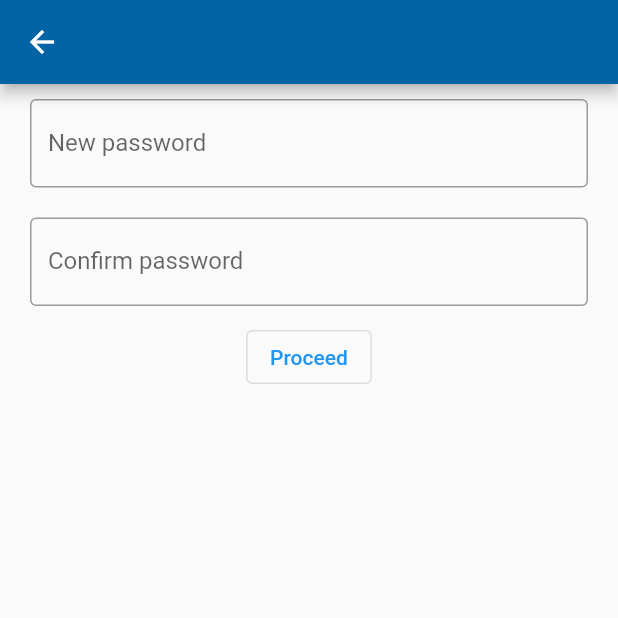
After one commit to srvtechnology/Go-Party-VendorApp, a Flutter app: the ChangePasswordRoute screen opened directly, on a phone screen of 412 x 824 dp, the top half of it. The commit adds this screen. Run offline on Flutter 3.47's test engine with Material 2 defaults, Android fonts, the phone set to English and light mode, and no system bars; our stand-ins replace device_preview, dio, otp_text_field, responsive_sizer, shared_preferences; missing offline and left inert: splash_view; accounts and stored records are empty.

Commit message:
forgot password ui added

```diff
--- a/lib/main.dart
+++ b/lib/main.dart
@@ -9,6 +9,8 @@ import 'package:utsavlife/core/provider/AuthProvider.dart';
 import 'package:utsavlife/routes/homepage.dart';
 import 'package:utsavlife/routes/mainpage.dart';
 import 'package:utsavlife/routes/notifications.dart';
+import 'package:utsavlife/routes/otpPage.dart';
+import 'package:utsavlife/routes/sendotpPage.dart';
 import 'package:utsavlife/routes/signIn.dart';
 import 'package:utsavlife/routes/signUp.dart';
 import 'package:utsavlife/routes/splash.dart';
@@ -37,6 +39,9 @@ void main() {
                 MainPage.routeName:(context)=>const MainPage(),
                 NotificationPage.routeName:(context)=>const NotificationPage(),
                 Homepage.routeName:(context)=>const Homepage(),
+                sendOtpPageRoute.routeName:(context)=>const sendOtpPageRoute(),
+                OtpPageRoute.routeName:(context)=>const OtpPageRoute(),
+
             },
           ),
         ),
--- /dev/null
+++ b/lib/routes/changepassPage.dart
@@ -0,0 +1,51 @@
+
+import 'package:flutter/material.dart';
+import 'package:responsive_sizer/responsive_sizer.dart';
+
+class ChangePasswordRoute extends StatefulWidget {
+  const ChangePasswordRoute({Key? key}) : super(key: key);
+
+  @override
+  State<ChangePasswordRoute> createState() => _ChangePasswordRouteState();
+}
+
+class _ChangePasswordRouteState extends State<ChangePasswordRoute> {
+  TextEditingController _p1 = new TextEditingController();
+  TextEditingController _p2 = new TextEditingController();
+
+  @override
+  Widget build(BuildContext context) {
+    return Scaffold(
+      appBar: AppBar(),
+      body: Container(
+        height: 100.h,
+        width: 100.w,
+        child: Column(
+          children: [
+            InputField("New password", _p1),
+            InputField("Confirm password", _p2),
+            OutlinedButton(onPressed: () {}, child: Text("Proceed"))
+          ],
+        ),
+      ),
+    );
+  }
+
+  Widget InputField(String title, TextEditingController controller,
+      {bool obscureText = false}) {
+    return Container(
+      margin: const EdgeInsets.symmetric(vertical: 10, horizontal: 20),
+      child: TextFormField(
+        obscureText: obscureText,
+        controller: controller,
+        decoration: InputDecoration(
+            labelText: title, border: const OutlineInputBorder()),
+        validator: (value) {
+          if (value == null || value.isEmpty) {
+            return "Please enter ${title.toLowerCase()}";
+          }
+        },
+      ),
+    );
+  }
+}
--- a/lib/routes/signIn.dart
+++ b/lib/routes/signIn.dart
@@ -5,6 +5,7 @@ import 'package:provider/provider.dart';
 import 'package:responsive_sizer/responsive_sizer.dart';
 import 'package:utsavlife/core/provider/AuthProvider.dart';
 import 'package:utsavlife/routes/homepage.dart';
+import 'package:utsavlife/routes/sendotpPage.dart';
 import 'package:utsavlife/routes/signUp.dart';
 
 class SignIn extends StatefulWidget {
@@ -64,11 +65,18 @@ class _SignInState extends State<SignIn> {
                         )),
                     SignInButton(context),
                     Container(
+                      margin: const EdgeInsets.symmetric(vertical: 20,horizontal: 10),
+                      alignment: Alignment.center,
+                      child: TextButton(onPressed: () {
+                        Navigator.pushNamed(context, sendOtpPageRoute.routeName);
+                      }, child: const Text(" Forgot your password? Click here")),
+                    ),
+                    Container(
                       margin: const EdgeInsets.only(right: 20),
                       alignment: Alignment.bottomRight,
                       child: TextButton(onPressed: () {
                         Navigator.pushNamed(context, SignUp.routeName);
-                      }, child: const Text("New? Sign up")),
+                      }, child: const Text("New? Sign up",style: TextStyle(color: Colors.red),)),
                     )
                   ],)
               ),
--- a/pubspec.yaml
+++ b/pubspec.yaml
@@ -41,6 +41,7 @@ dependencies:
   splash_view: ^2.0.1
   shared_preferences: ^2.0.18
   dio: ^5.0.1
+  otp_text_field: ^1.1.3
 
 
 dev_dependencies:
```
Also changed, not shown: lib/core/provider/AuthProvider.dart (+12 -2 lines), lib/core/repo/auth.dart (+19 -0 lines), lib/core/repo/user.dart (+27 -1 lines), lib/routes/otpPage.dart (added, +44 -0 lines), lib/routes/sendotpPage.dart (added, +43 -0 lines), pubspec.lock. Lines whose indentation alone changed are shown as unchanged.
